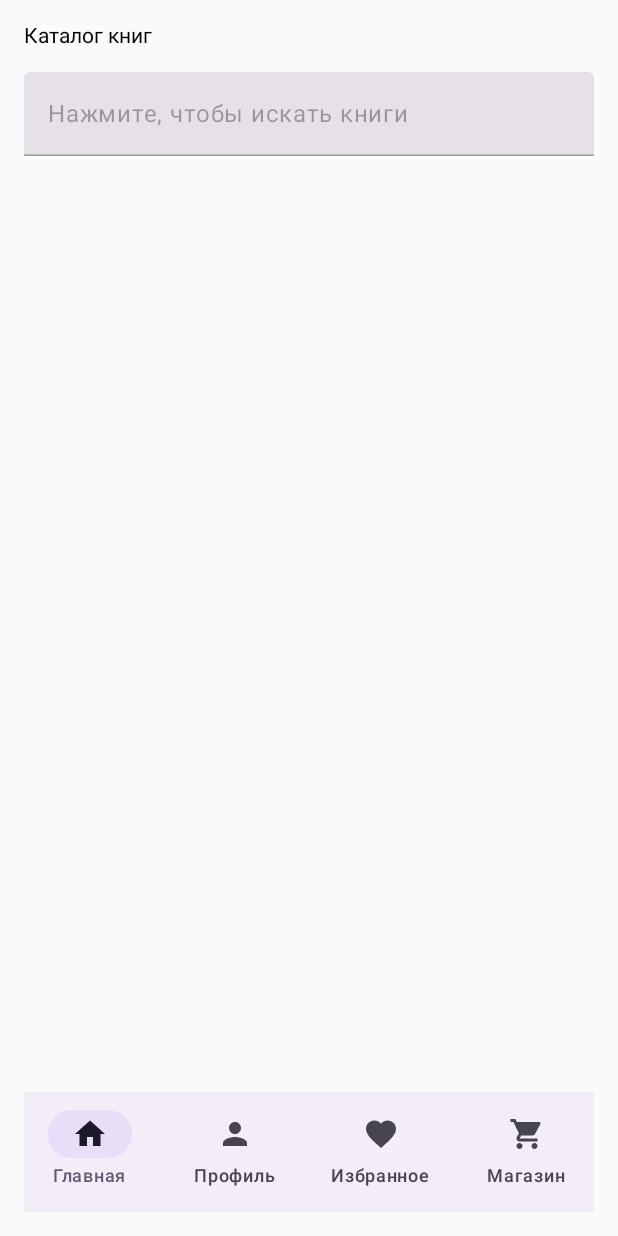
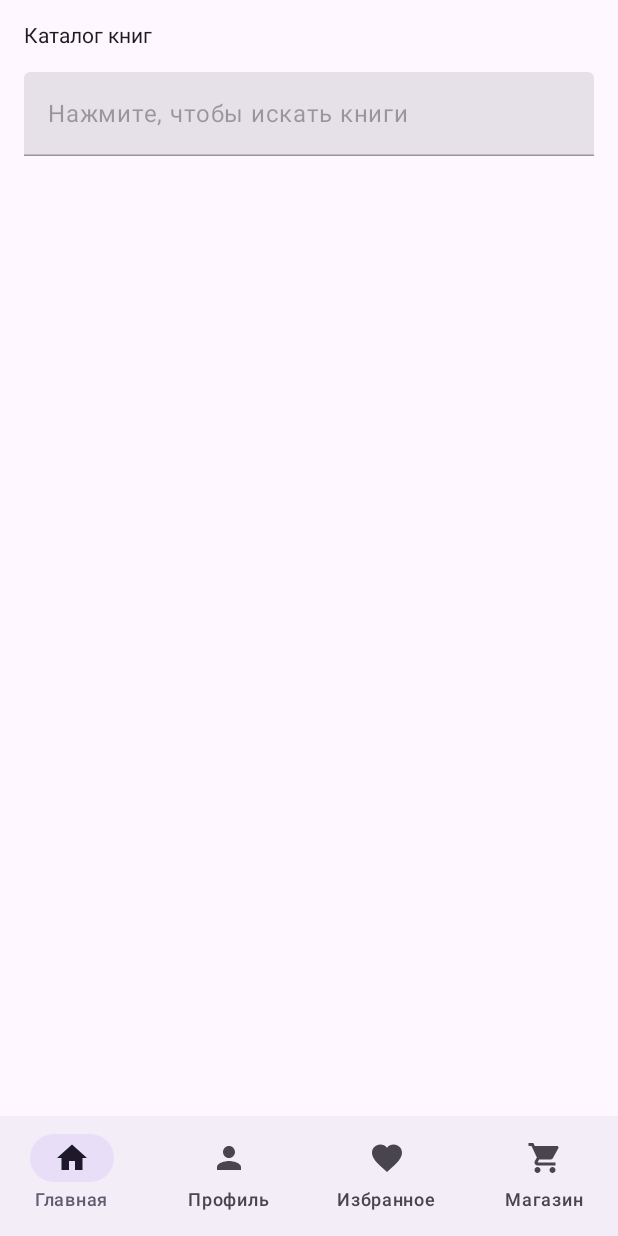
Before and after one commit to Nov1kovv/Books, an Android app built with Jetpack Compose: the BookCatalogScreen screen opened through its navigation route, on a phone screen of 412 x 824 dp. Run offline under Robolectric (Android 15) with nearby library versions, the phone set to English and light mode, and no system bars; our stand-ins replace Firebase (no records; nobody signed in at launch, a user with empty details on screens opened directly); libraries missing offline, so code that uses them is left out: org.orbitmvi.orbit; pictures from the network do not load; 3 statements that could not run were skipped.

Commit message:
Scaffold

```diff
--- a/app/src/main/java/com/example/books/ui/catalog/BookCatalogScreen.kt
+++ b/app/src/main/java/com/example/books/ui/catalog/BookCatalogScreen.kt
@@ -36,10 +36,16 @@ import org.orbitmvi.orbit.compose.collectAsState
 fun BookCatalogScreen(navController: NavController, viewModel: BookCatalogViewModel) {
     val state by viewModel.collectAsState()
 
+    Scaffold(
+        bottomBar = {
+            BottomNavigationBar(navController)
+        }
+    ) { innerPadding ->
+
         Column(
             modifier = Modifier
                 .fillMaxSize()
-                .systemBarsPadding()
+                .padding(innerPadding) // отступ от bottomBar
                 .padding(16.dp)
             //.systemBarsPadding() это будет на деталке
             //здесь сделать scaffold
@@ -92,6 +98,6 @@ fun BookCatalogScreen(navController: NavController, viewModel: BookCatalogViewMo
                     }
                 }
             }
-            BottomNavigationBar(navController)
         }
     }
+}
```
